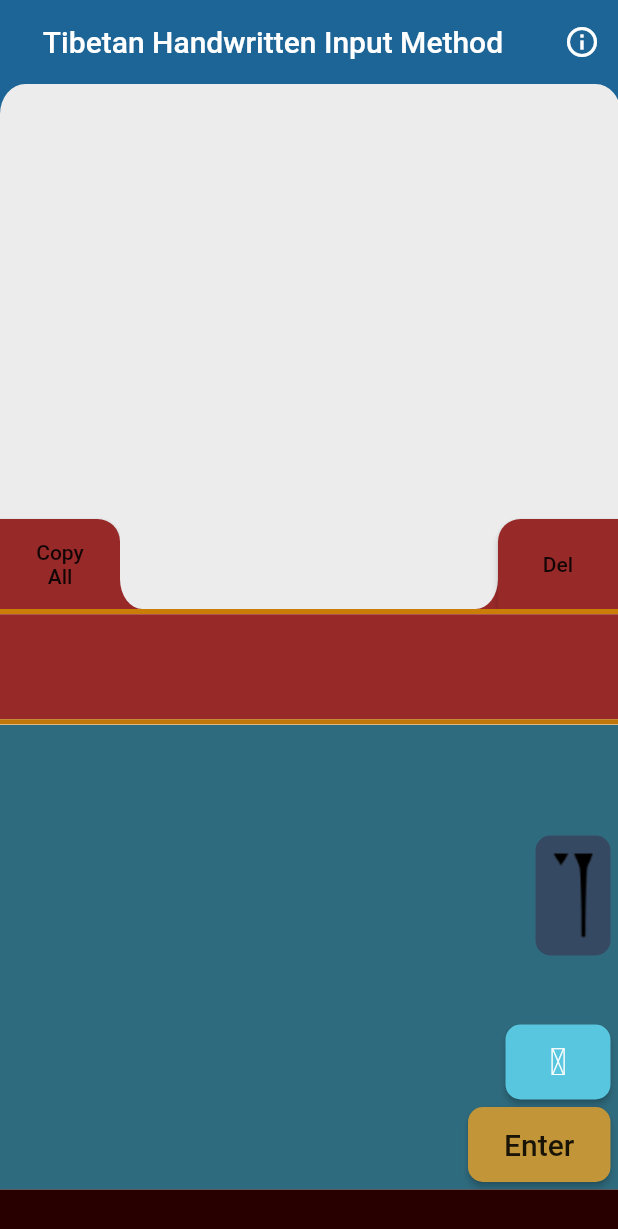
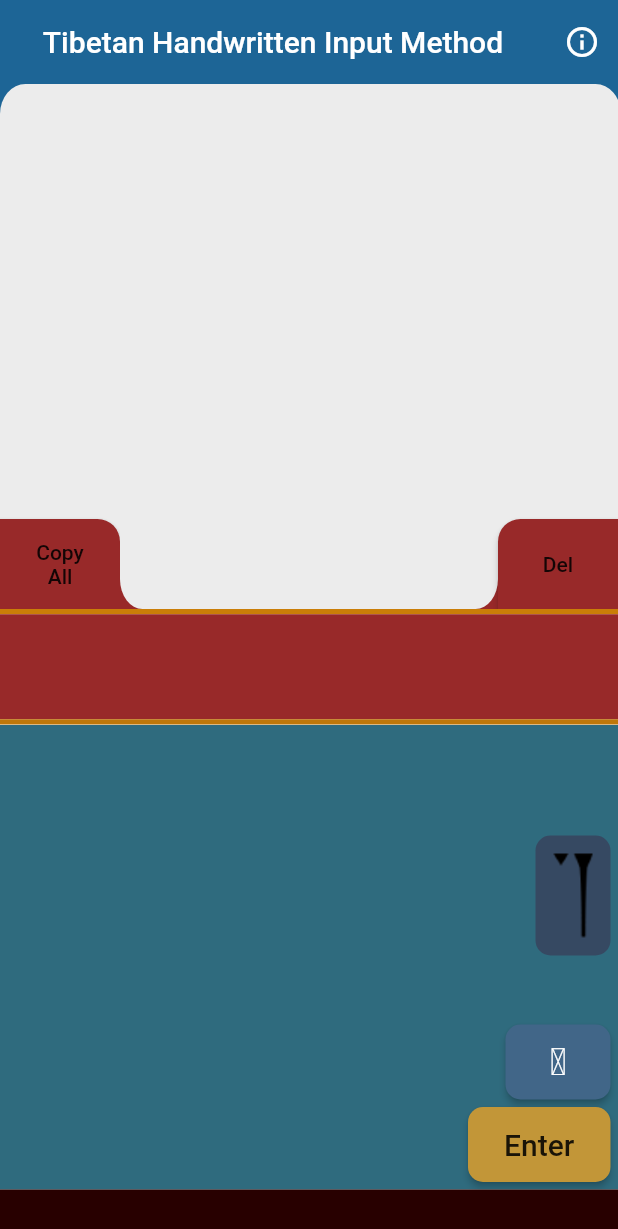
Before and after one commit to R-S-W/Write-Tibetan, a Flutter app: the screen it shows after launch, on a phone screen of 412 x 824 dp. Shown: the top 1229 px of the screen. Run offline on Flutter 3.47's test engine with Material 2 defaults, Android fonts, the phone set to English and light mode, and no system bars; missing offline and left inert: clipboard.

Commit message:
Edit writing pad undo button color

```diff
--- a/lib/styling_files/constants.dart
+++ b/lib/styling_files/constants.dart
@@ -104,7 +104,9 @@ const Color kTsegSheButtonColor = Color(0xff364962);
 // const Color kTsegSheTextColor = Colors.white;
 
 const Offset kDeleteUndoButtonDim = Offset(70,50);
-const Color kDeleteUndoButtonColor =  Color(0xff58C6DF);//light navy Color(0xff4367a4);
+const Color kDeleteUndoButtonColor =  Color(0xff416688);
+//light teal turqoise color 0xff58abcf
+//light navy Color(0xff4367a4);
 //Color(0xff556b80);
 const Color kDeleteUndoTextColor = Colors.white;
 
```
